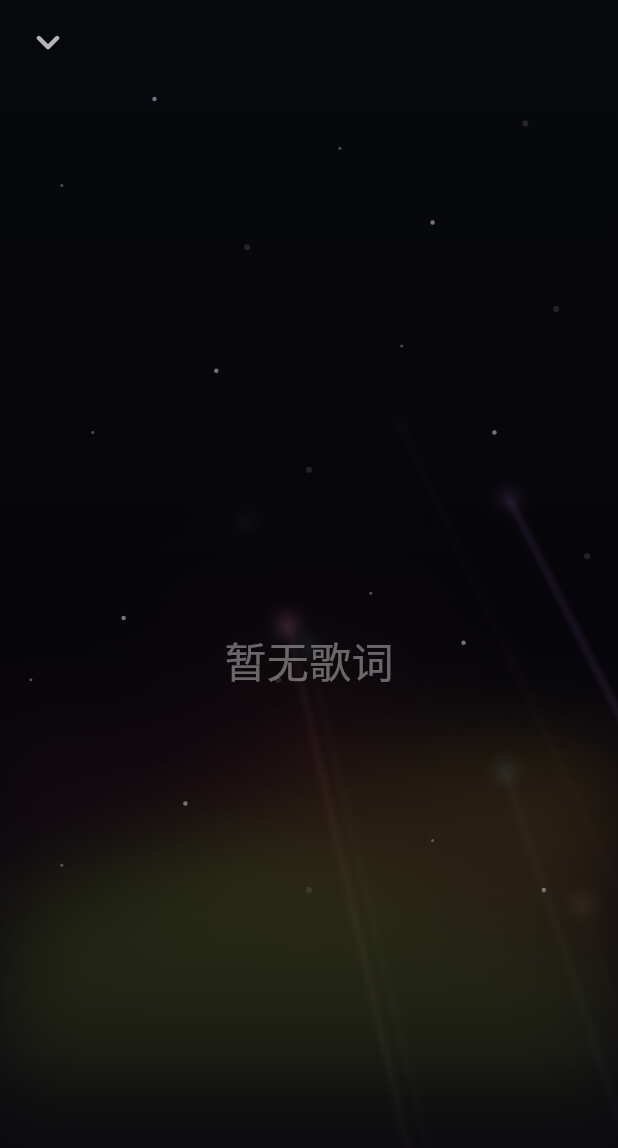
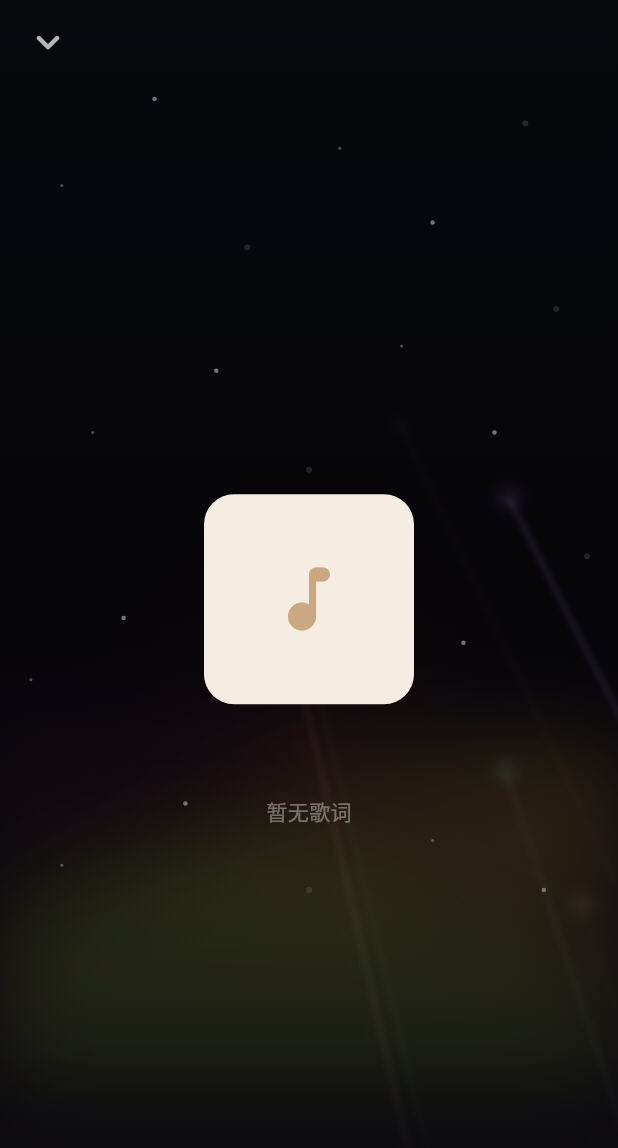
Before and after one commit to guqlule/bodian-music, a Flutter app: the PvLyricsScreen screen opened directly, on a phone screen of 412 x 824 dp. Shown: the top 1148 px of the screen. Run offline on Flutter 3.47's test engine with Material 3 defaults, Android fonts, the light colour scheme and no system bars; our stand-ins replace audio_service, dio, file_picker, flutter_riverpod, go_router, hive and 5 more; missing offline and left inert: encrypt, flutter_js, webdav_client; accounts and stored records are empty; network calls fail.

Commit message:
feat: download entry in song menu, no-lyric album-art fallback, EQ bounds check, sync feedback

```diff
--- a/lib/screens/equalizer/equalizer_screen.dart
+++ b/lib/screens/equalizer/equalizer_screen.dart
@@ -76,7 +76,7 @@ class _EqualizerScreenState extends ConsumerState<EqualizerScreen> {
             _bands[i].gain = settings.bandLevels![i];
           }
         });
-        for (int i = 0; i < _bands.length; i++) {
+        for (int i = 0; i < _bands.length && i < settings.bandLevels!.length; i++) {
           await _eqService.setBandLevel(_bands[i].index, settings.bandLevels![i]);
         }
       } else {
--- a/lib/screens/pv_lyrics/pv_lyrics_screen.dart
+++ b/lib/screens/pv_lyrics/pv_lyrics_screen.dart
@@ -160,9 +160,36 @@ class _PvLyricsScreenState extends ConsumerState<PvLyricsScreen>
 
   Widget _buildLyric() {
     if (_currentLine == null) {
-      return const Text(
-        '暂无歌词',
-        style: TextStyle(fontSize: 28, color: Colors.white38),
+      final music = ref.read(currentMusicProvider).valueOrNull;
+      final hasArt = music?.imgUrl != null && music!.imgUrl!.isNotEmpty;
+      return Column(
+        mainAxisSize: MainAxisSize.min,
+        children: [
+          if (hasArt)
+            ClipRRect(
+              borderRadius: BorderRadius.circular(20),
+              child: Image.network(
+                music!.imgUrl!,
+                width: 140,
+                height: 140,
+                fit: BoxFit.cover,
+                cacheWidth: 280,
+                errorBuilder: (_, __, ___) => _placeholderArt(),
+              ),
+            )
+          else
+            _placeholderArt(),
+          const SizedBox(height: 18),
+          Text(music?.name ?? '', maxLines: 1, overflow: TextOverflow.ellipsis,
+            style: const TextStyle(color: Colors.white, fontSize: 20, fontWeight: FontWeight.w700)),
+          if (music?.singer?.isNotEmpty == true) ...[
+            const SizedBox(height: 4),
+            Text(music!.singer, maxLines: 1, overflow: TextOverflow.ellipsis,
+              style: TextStyle(color: Colors.white54, fontSize: 13)),
+          ],
+          const SizedBox(height: 14),
+          const Text('暂无歌词', style: TextStyle(fontSize: 14, color: Colors.white38)),
+        ],
       );
     }
 
@@ -196,6 +223,19 @@ class _PvLyricsScreenState extends ConsumerState<PvLyricsScreen>
           ),
         ],
       ],
+    );
+  }
+
+  Widget _placeholderArt() {
+    return Container(
+      width: 140,
+      height: 140,
+      decoration: BoxDecoration(
+        color: AppColors.primarySoftColor,
+        borderRadius: BorderRadius.circular(20),
+      ),
+      alignment: Alignment.center,
+      child: Icon(Icons.music_note_rounded, color: AppColors.primary, size: 56),
     );
   }
 
```
Also changed, not shown: lib/screens/home/home_screen.dart (+24 -0 lines), lib/screens/settings/settings_screen.dart (+13 -1 lines), lib/widgets/large_ktv_overlay.dart (+53 -6 lines).
